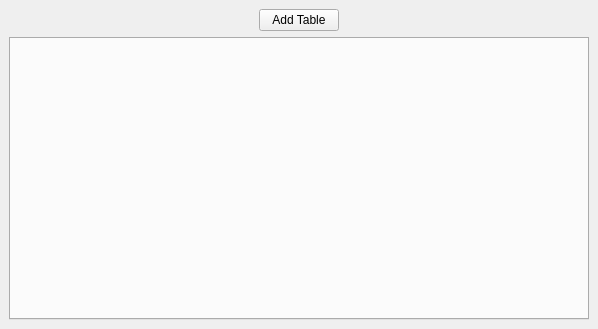
Qt form WWplot/ui/application_window.ui (wwmm/wwplot) before a commit.
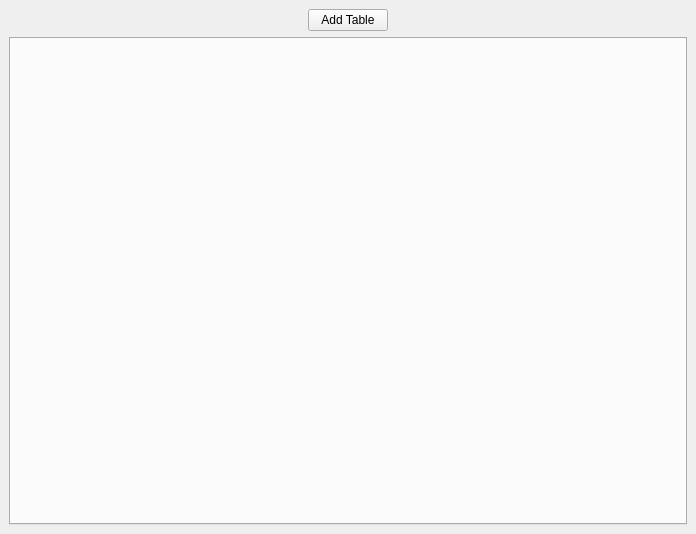
The same form after that commit.

What changed in the file:
```diff
--- a/WWplot/ui/application_window.ui
+++ b/WWplot/ui/application_window.ui
@@ -6,8 +6,8 @@
    <rect>
     <x>0</x>
     <y>0</y>
-    <width>598</width>
-    <height>329</height>
+    <width>696</width>
+    <height>534</height>
    </rect>
   </property>
   <property name="sizePolicy">
@@ -38,6 +38,12 @@
         <verstretch>0</verstretch>
        </sizepolicy>
       </property>
+      <property name="minimumSize">
+       <size>
+        <width>0</width>
+        <height>0</height>
+       </size>
+      </property>
       <property name="autoFillBackground">
        <bool>true</bool>
       </property>
```
